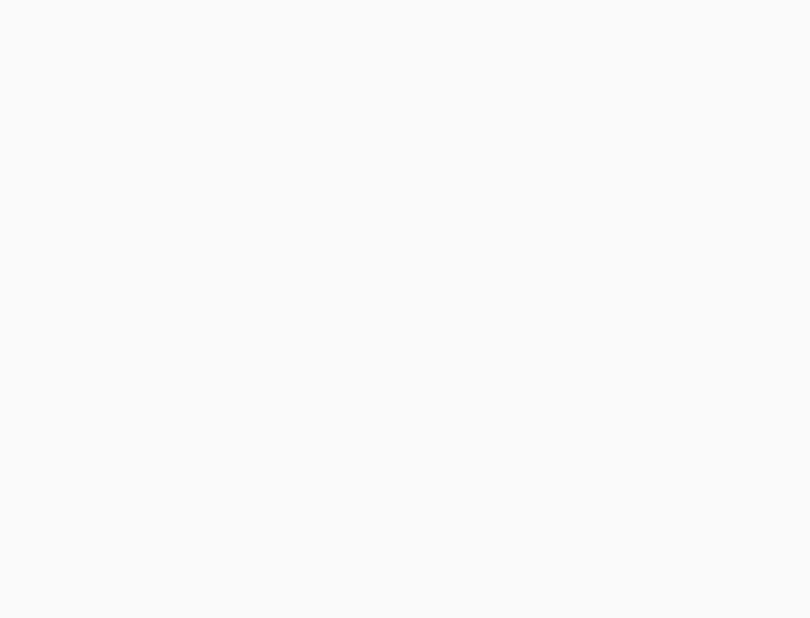
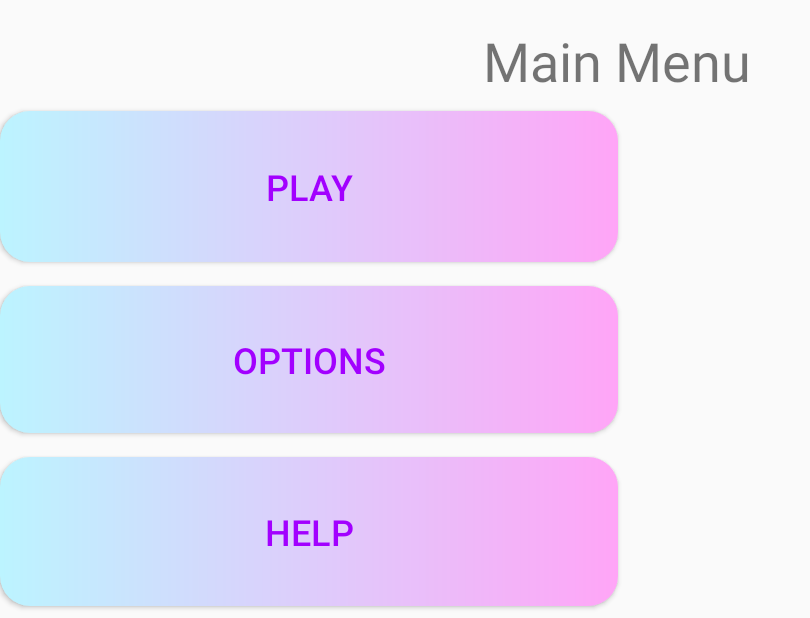
Before and after one commit to gyeung06/AndroidClownMineSweeperEsqueGame, an Android app: the MainMenu screen opened directly, with no data from a screen before it, on a phone screen of 824 x 412 dp (held sideways). Before the commit the part shown is empty. Shown: the whole screen, without its empty margins (0-810 px from the left). Run offline under Robolectric (Android 15) with nearby library versions, the phone set to English and light mode, and no system bars.

Commit message:
Finished making buttons look nice

```diff
--- a/app/src/main/java/c/example/myapplication/MainMenu.java
+++ b/app/src/main/java/c/example/myapplication/MainMenu.java
@@ -12,11 +12,16 @@ import androidx.appcompat.widget.Toolbar;
 
 import android.view.View;
 
+
+/*
+Main menu for game
+ */
 public class MainMenu extends AppCompatActivity {
 
     @Override
     protected void onCreate(Bundle savedInstanceState) {
         super.onCreate(savedInstanceState);
+        setContentView(R.layout.content_main_menu);
 
     }
 
--- /dev/null
+++ b/app/src/main/res/drawable/menu_button.xml
@@ -0,0 +1,10 @@
+<?xml version="1.0" encoding="utf-8"?>
+<shape xmlns:android="http://schemas.android.com/apk/res/android" android:shape="rectangle">
+    <gradient
+        android:angle="180"
+        android:startColor="#ffa5f7"
+        android:endColor="#bcf4ff"
+        android:type="linear" />
+
+    <corners android:radius="20dp"/>
+</shape>
--- a/app/src/main/res/layout/content_main_menu.xml
+++ b/app/src/main/res/layout/content_main_menu.xml
@@ -1,8 +1,97 @@
 <?xml version="1.0" encoding="utf-8"?>
 <androidx.constraintlayout.widget.ConstraintLayout xmlns:android="http://schemas.android.com/apk/res/android"
     xmlns:app="http://schemas.android.com/apk/res-auto"
+    xmlns:tools="http://schemas.android.com/tools"
     android:layout_width="match_parent"
     android:layout_height="match_parent"
     app:layout_behavior="@string/appbar_scrolling_view_behavior">
 
+    <androidx.constraintlayout.widget.Guideline
+        android:id="@+id/guideline"
+        android:layout_width="wrap_content"
+        android:layout_height="wrap_content"
+        android:layout_marginStart="376dp"
+        android:layout_marginEnd="355dp"
+        android:orientation="vertical"
+        app:layout_constraintEnd_toEndOf="parent"
+        app:layout_constraintGuide_percent="0.5"
+        app:layout_constraintStart_toStartOf="parent" />
+
+    <TextView
+        android:id="@+id/textView"
+        android:layout_width="wrap_content"
+        android:layout_height="wrap_content"
+        android:layout_marginTop="16dp"
+        android:text="Main Menu"
+        android:textSize="36sp"
+        app:layout_constraintEnd_toEndOf="parent"
+        app:layout_constraintHorizontal_bias="0.499"
+        app:layout_constraintStart_toStartOf="parent"
+        app:layout_constraintTop_toTopOf="parent" />
+
+    <Button
+        android:id="@+id/button2"
+        android:layout_width="0dp"
+        android:layout_height="0dp"
+        android:layout_marginTop="8dp"
+        android:layout_marginBottom="8dp"
+        android:background="@drawable/menu_button"
+        android:text="Options"
+        android:textColor="#a200ff"
+        android:textSize="24sp"
+        app:layout_constraintBottom_toTopOf="@+id/guideline3"
+        app:layout_constraintEnd_toStartOf="@+id/guideline"
+        app:layout_constraintStart_toStartOf="parent"
+        app:layout_constraintTop_toTopOf="@+id/guideline2" />
+
+    <Button
+        android:id="@+id/button3"
+        android:layout_width="0dp"
+        android:layout_height="0dp"
+        android:layout_marginTop="8dp"
+        android:layout_marginBottom="8dp"
+        android:background="@drawable/menu_button"
+        android:text="Help"
+        android:textColor="#a200ff"
+        android:textSize="24sp"
+        app:layout_constraintBottom_toBottomOf="parent"
+        app:layout_constraintEnd_toStartOf="@+id/guideline"
+        app:layout_constraintStart_toStartOf="parent"
+        app:layout_constraintTop_toTopOf="@+id/guideline3" />
+
+    <androidx.constraintlayout.widget.Guideline
+        android:id="@+id/guideline2"
+        android:layout_width="wrap_content"
+        android:layout_height="wrap_content"
+        android:orientation="horizontal"
+        app:layout_constraintGuide_percent="0.4428224" />
+
+    <androidx.constraintlayout.widget.Guideline
+        android:id="@+id/guideline3"
+        android:layout_width="wrap_content"
+        android:layout_height="wrap_content"
+        android:orientation="horizontal"
+        app:layout_constraintGuide_percent="0.72" />
+
+    <androidx.constraintlayout.widget.Guideline
+        android:id="@+id/guideline4"
+        android:layout_width="wrap_content"
+        android:layout_height="wrap_content"
+        android:orientation="horizontal"
+        app:layout_constraintGuide_percent="0.16" />
+
+    <Button
+        android:id="@+id/button4"
+        android:layout_width="0dp"
+        android:layout_height="0dp"
+        android:layout_marginTop="8dp"
+        android:layout_marginBottom="8dp"
+        android:background="@drawable/menu_button"
+        android:text="Play"
+        android:textColor="#a200ff"
+        android:textSize="24sp"
+        app:layout_constraintBottom_toTopOf="@+id/guideline2"
+        app:layout_constraintEnd_toStartOf="@+id/guideline"
+        app:layout_constraintStart_toStartOf="parent"
+        app:layout_constraintTop_toTopOf="@+id/guideline4" />
 </androidx.constraintlayout.widget.ConstraintLayout>
```
